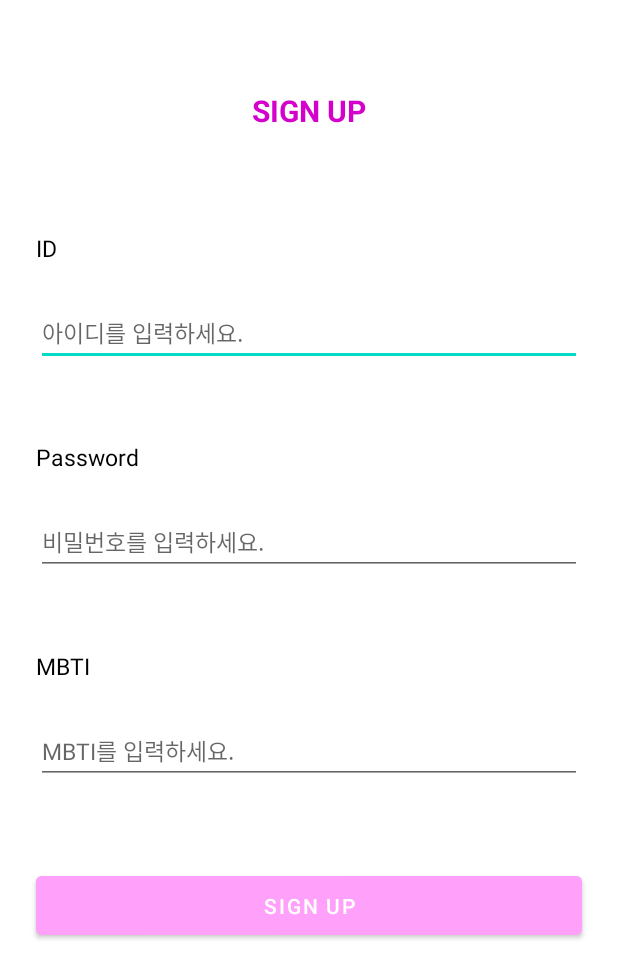
After one commit to Dan2dani/Danini_side, an Android app: the layout activity_sign_up.xml on its own in the app's theme, with its tools: preview values and no code run, on a phone screen of 412 x 824 dp. The commit adds this screen. Shown: the top 978 px of the screen. Run offline under Robolectric (Android 15) with nearby library versions, the phone set to English and light mode, and no system bars.

Commit message:
[add] 로그인, 로그아웃 뷰 디자인

```diff
--- /dev/null
+++ b/app/src/main/res/layout/activity_sign_up.xml
@@ -0,0 +1,111 @@
+<?xml version="1.0" encoding="utf-8"?>
+<layout xmlns:android="http://schemas.android.com/apk/res/android"
+    xmlns:app="http://schemas.android.com/apk/res-auto"
+    xmlns:tools="http://schemas.android.com/tools">
+
+    <androidx.constraintlayout.widget.ConstraintLayout
+        android:layout_width="match_parent"
+        android:layout_height="match_parent"
+        tools:context=".SignInActivity">
+
+        <TextView
+            android:id="@+id/tv_sign_up_title"
+            android:layout_width="wrap_content"
+            android:layout_height="wrap_content"
+            android:layout_marginTop="60dp"
+            android:text="@string/sign_up"
+            android:textColor="@color/pink_200"
+            android:textSize="20dp"
+            android:textStyle="bold"
+            app:layout_constraintEnd_toEndOf="parent"
+            app:layout_constraintStart_toStartOf="parent"
+            app:layout_constraintTop_toTopOf="parent" />
+
+        <TextView
+            android:id="@+id/tv_sign_up_id"
+            android:layout_width="wrap_content"
+            android:layout_height="wrap_content"
+            android:layout_marginStart="24dp"
+            android:layout_marginTop="67dp"
+            android:text="@string/sign_id_label"
+            android:textColor="@color/black"
+            android:textSize="15dp"
+            app:layout_constraintStart_toStartOf="parent"
+            app:layout_constraintTop_toBottomOf="@+id/tv_sign_up_title" />
+
+        <EditText
+            android:id="@+id/et_sign_up_id"
+            android:layout_width="0dp"
+            android:layout_height="wrap_content"
+            android:layout_marginHorizontal="24dp"
+            android:layout_marginTop="24dp"
+            android:hint="@string/sign_id_hint"
+            android:textSize="15dp"
+            app:layout_constraintEnd_toEndOf="parent"
+            app:layout_constraintStart_toStartOf="parent"
+            app:layout_constraintTop_toBottomOf="@+id/tv_sign_up_id" />
+
+        <TextView
+            android:id="@+id/tv_sign_up_pw"
+            android:layout_width="wrap_content"
+            android:layout_height="wrap_content"
+            android:layout_marginStart="24dp"
+            android:layout_marginTop="50dp"
+            android:text="@string/sign_pw_label"
+            android:textColor="@color/black"
+            android:textSize="15dp"
+            app:layout_constraintStart_toStartOf="parent"
+            app:layout_constraintTop_toBottomOf="@+id/et_sign_up_id" />
+
+        <EditText
+            android:id="@+id/et_sign_up_pw"
+            android:layout_width="0dp"
+            android:layout_height="wrap_content"
+            android:layout_marginHorizontal="24dp"
+            android:layout_marginTop="24dp"
+            android:hint="@string/sign_pw_hint"
+            android:textSize="15dp"
+            app:layout_constraintEnd_toEndOf="parent"
+            app:layout_constraintStart_toStartOf="parent"
+            app:layout_constraintTop_toBottomOf="@+id/tv_sign_up_pw" />
+
+        <TextView
+            android:id="@+id/tv_sign_up_mbti"
+            android:layout_width="wrap_content"
+            android:layout_height="wrap_content"
+            android:layout_marginStart="24dp"
+            android:layout_marginTop="50dp"
+            android:text="@string/sign_mbti_label"
+            android:textColor="@color/black"
+            android:textSize="15dp"
+            app:layout_constraintStart_toStartOf="parent"
+            app:layout_constraintTop_toBottomOf="@+id/et_sign_up_pw" />
+
+        <EditText
+            android:id="@+id/et_sign_up_mbti"
+            android:layout_width="0dp"
+            android:layout_height="wrap_content"
+            android:layout_marginHorizontal="24dp"
+            android:layout_marginTop="24dp"
+            android:hint="@string/sign_mbti_hint"
+            android:textSize="15dp"
+            app:layout_constraintEnd_toEndOf="parent"
+            app:layout_constraintStart_toStartOf="parent"
+            app:layout_constraintTop_toBottomOf="@+id/tv_sign_up_mbti" />
+
+        <Button
+            android:id="@+id/btn_sign_up"
+            android:layout_width="0dp"
+            android:layout_height="wrap_content"
+            android:layout_marginHorizontal="24dp"
+            android:layout_marginTop="55dp"
+            android:backgroundTint="@color/pink_100"
+            android:paddingVertical="10dp"
+            android:text="@string/sign_up"
+            app:layout_constraintEnd_toEndOf="parent"
+            app:layout_constraintStart_toStartOf="parent"
+            app:layout_constraintTop_toBottomOf="@+id/et_sign_up_mbti" />
+
+
+    </androidx.constraintlayout.widget.ConstraintLayout>
+</layout>
--- a/app/src/main/res/values/themes.xml
+++ b/app/src/main/res/values/themes.xml
@@ -12,5 +12,6 @@
         <!-- Status bar color. -->
         <item name="android:statusBarColor">?attr/colorPrimaryVariant</item>
         <!-- Customize your theme here. -->
+        <item name="windowNoTitle">true</item>
     </style>
 </resources>
```
Also changed, not shown: app/src/main/res/layout/activity_sign_in.xml (added, +97 -0 lines).
